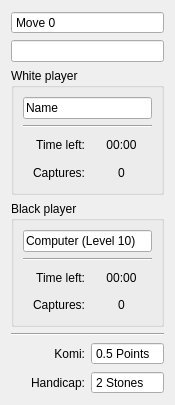
Above: src/gui/widgets/gamewidget.ui from KDE/kigo before the change. Below: the same form after it.
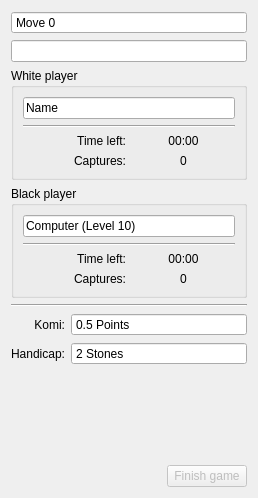
That is the form after the change. Custom widgets are drawn as their Qt base class.

Commit message: Yet another theme, however some will move away, some will improve. Rearranged the start/finish game actions a bit and added a start game button to the setupwidget and a finish button to the gamewidget.

Diff of the .ui file:
```diff
--- a/src/gui/widgets/gamewidget.ui
+++ b/src/gui/widgets/gamewidget.ui
@@ -1,21 +1,15 @@
 <ui version="4.0" >
  <class>GameWidget</class>
- <widget class="QWidget" name="GameWidget" >
-  <property name="geometry" >
+ <widget class="QWidget" name="GameWidget">
+  <property name="geometry">
    <rect>
     <x>0</x>
     <y>0</y>
-    <width>175</width>
-    <height>405</height>
+    <width>258</width>
+    <height>498</height>
    </rect>
   </property>
-  <property name="sizePolicy" >
-   <sizepolicy vsizetype="Fixed" hsizetype="Preferred" >
-    <horstretch>0</horstretch>
-    <verstretch>0</verstretch>
-   </sizepolicy>
-  </property>
-  <property name="windowTitle" >
+  <property name="windowTitle">
    <string>Form</string>
   </property>
   <layout class="QGridLayout" name="gridLayout_3" >
@@ -245,9 +239,15 @@
      </property>
     </widget>
    </item>
-   <item row="5" column="1" >
-    <widget class="QDoubleSpinBox" name="komiSpinBox" >
-     <property name="focusPolicy" >
+   <item row="5" column="1">
+    <widget class="QDoubleSpinBox" name="komiSpinBox">
+     <property name="sizePolicy">
+      <sizepolicy hsizetype="Expanding" vsizetype="Fixed">
+       <horstretch>0</horstretch>
+       <verstretch>0</verstretch>
+      </sizepolicy>
+     </property>
+     <property name="focusPolicy">
       <enum>Qt::NoFocus</enum>
      </property>
      <property name="contextMenuPolicy" >
@@ -286,9 +286,15 @@
      </property>
     </widget>
    </item>
-   <item row="6" column="1" >
-    <widget class="QSpinBox" name="handicapSpinBox" >
-     <property name="focusPolicy" >
+   <item row="6" column="1">
+    <widget class="QSpinBox" name="handicapSpinBox">
+     <property name="sizePolicy">
+      <sizepolicy hsizetype="Expanding" vsizetype="Fixed">
+       <horstretch>0</horstretch>
+       <verstretch>0</verstretch>
+      </sizepolicy>
+     </property>
+     <property name="focusPolicy">
       <enum>Qt::NoFocus</enum>
      </property>
      <property name="contextMenuPolicy" >
@@ -314,6 +320,46 @@
      </property>
     </widget>
    </item>
+   <item row="7" column="0" colspan="2">
+    <spacer name="verticalSpacer">
+     <property name="orientation">
+      <enum>Qt::Vertical</enum>
+     </property>
+     <property name="sizeHint" stdset="0">
+      <size>
+       <width>20</width>
+       <height>1</height>
+      </size>
+     </property>
+    </spacer>
+   </item>
+   <item row="8" column="0" colspan="2">
+    <layout class="QHBoxLayout" name="horizontalLayout">
+     <item>
+      <spacer name="horizontalSpacer">
+       <property name="orientation">
+        <enum>Qt::Horizontal</enum>
+       </property>
+       <property name="sizeHint" stdset="0">
+        <size>
+         <width>40</width>
+         <height>20</height>
+        </size>
+       </property>
+      </spacer>
+     </item>
+     <item>
+      <widget class="KPushButton" name="finishButton">
+       <property name="enabled">
+        <bool>false</bool>
+       </property>
+       <property name="text">
+        <string>Finish game</string>
+       </property>
+      </widget>
+     </item>
+    </layout>
+   </item>
   </layout>
  </widget>
  <customwidgets>
@@ -322,6 +368,11 @@
    <extends>QLineEdit</extends>
    <header>klineedit.h</header>
   </customwidget>
+  <customwidget>
+   <class>KPushButton</class>
+   <extends>QPushButton</extends>
+   <header>kpushbutton.h</header>
+  </customwidget>
  </customwidgets>
  <resources/>
  <connections/>
```
Left out of the diff: 219 changed lines with no effect on the pictures. The commit also changes 11 other files.
